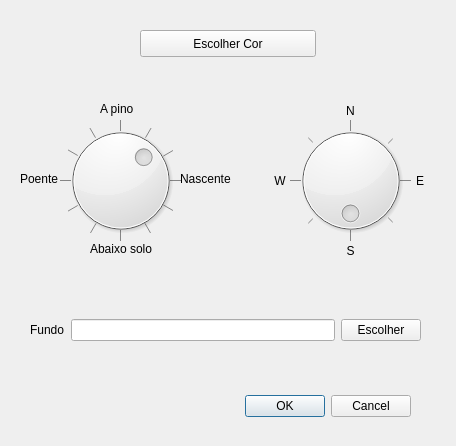
The window that ifg/qt/ui/iluminacao.ui (matferib/tabuleiro-virtual) describes before a commit, drawn with Qt 5.
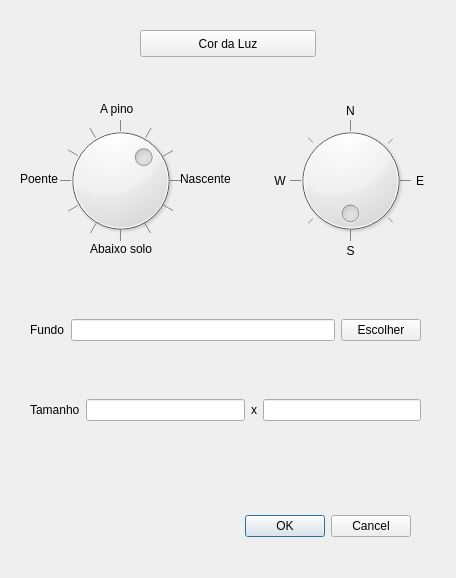
The same window after the commit.

Commit message: versao com tamanho variavel

```diff
--- a/ifg/qt/ui/iluminacao.ui
+++ b/ifg/qt/ui/iluminacao.ui
@@ -7,7 +7,7 @@
     <x>0</x>
     <y>0</y>
     <width>456</width>
-    <height>446</height>
+    <height>578</height>
    </rect>
   </property>
   <property name="windowTitle">
@@ -17,7 +17,7 @@
    <property name="geometry">
     <rect>
      <x>70</x>
-     <y>390</y>
+     <y>510</y>
      <width>341</width>
      <height>32</height>
     </rect>
@@ -39,7 +39,7 @@
     </rect>
    </property>
    <property name="text">
-    <string>Escolher Cor</string>
+    <string>Cor da Luz</string>
    </property>
   </widget>
   <widget class="QDial" name="dial_inclinacao">
@@ -321,6 +321,46 @@
     </item>
    </layout>
   </widget>
+  <widget class="QWidget" name="horizontalLayoutWidget_2">
+   <property name="geometry">
+    <rect>
+     <x>30</x>
+     <y>370</y>
+     <width>391</width>
+     <height>80</height>
+    </rect>
+   </property>
+   <layout class="QHBoxLayout" name="horizontalLayout_2">
+    <item>
+     <widget class="QLabel" name="label_11">
+      <property name="text">
+       <string>Tamanho</string>
+      </property>
+     </widget>
+    </item>
+    <item>
+     <widget class="QLineEdit" name="linha_largura">
+      <property name="toolTip">
+       <string>largura</string>
+      </property>
+     </widget>
+    </item>
+    <item>
+     <widget class="QLabel" name="label_10">
+      <property name="text">
+       <string>x</string>
+      </property>
+     </widget>
+    </item>
+    <item>
+     <widget class="QLineEdit" name="linha_altura">
+      <property name="toolTip">
+       <string>altura</string>
+      </property>
+     </widget>
+    </item>
+   </layout>
+  </widget>
  </widget>
  <resources/>
  <connections>
```
Left out of the diff: 16 changed lines with no effect on the pictures. The commit also changes 11 other files.
